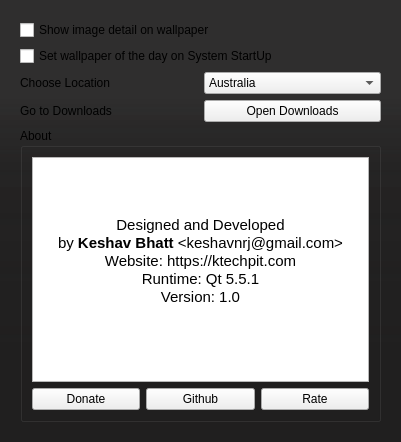
Before: the Qt Designer form settings.ui in keshavbhatt/BingWall, drawn with Qt 5.
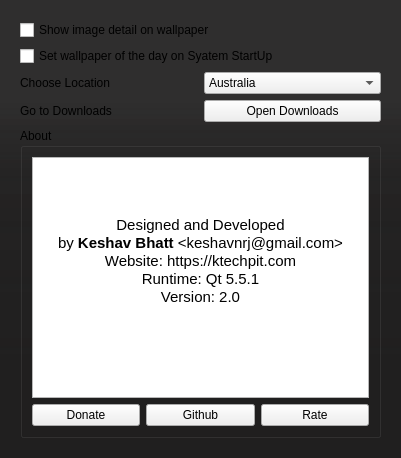
After: the same form once the commit is applied. Icons and pictures are not drawn. Custom widgets are drawn as their Qt base class.

Commit message: version 2.0 in setting Ui form

What changed in the file:
```diff
--- a/settings.ui
+++ b/settings.ui
@@ -7,7 +7,7 @@
     <x>0</x>
     <y>0</y>
     <width>401</width>
-    <height>442</height>
+    <height>458</height>
    </rect>
   </property>
   <property name="windowTitle">
@@ -39,7 +39,7 @@
       <item>
        <widget class="QCheckBox" name="startUp">
         <property name="text">
-         <string>Set wallpaper of the day on System StartUp</string>
+         <string>Set wallpaper of the day on Syatem StartUp</string>
         </property>
        </widget>
       </item>
@@ -166,7 +166,7 @@
 &lt;p align=&quot;center&quot; style=&quot; margin-top:0px; margin-bottom:0px; margin-left:0px; margin-right:0px; -qt-block-indent:0; text-indent:0px;&quot;&gt;by &lt;span style=&quot; font-weight:600;&quot;&gt;Keshav Bhatt&lt;/span&gt; &amp;lt;keshavnrj@gmail.com&amp;gt;&lt;/p&gt;
 &lt;p align=&quot;center&quot; style=&quot; margin-top:0px; margin-bottom:0px; margin-left:0px; margin-right:0px; -qt-block-indent:0; text-indent:0px;&quot;&gt;Website: https://ktechpit.com&lt;/p&gt;
 &lt;p align=&quot;center&quot; style=&quot; margin-top:0px; margin-bottom:0px; margin-left:0px; margin-right:0px; -qt-block-indent:0; text-indent:0px;&quot;&gt;Runtime: Qt 5.5.1&lt;/p&gt;
-&lt;p align=&quot;center&quot; style=&quot; margin-top:0px; margin-bottom:0px; margin-left:0px; margin-right:0px; -qt-block-indent:0; text-indent:0px;&quot;&gt;Version: 1.0&lt;/p&gt;
+&lt;p align=&quot;center&quot; style=&quot; margin-top:0px; margin-bottom:0px; margin-left:0px; margin-right:0px; -qt-block-indent:0; text-indent:0px;&quot;&gt;Version: 2.0&lt;/p&gt;
 &lt;p align=&quot;center&quot; style=&quot;-qt-paragraph-type:empty; margin-top:0px; margin-bottom:0px; margin-left:0px; margin-right:0px; -qt-block-indent:0; text-indent:0px;&quot;&gt;&lt;br /&gt;&lt;/p&gt;&lt;/body&gt;&lt;/html&gt;</string>
              </property>
             </widget>
```
